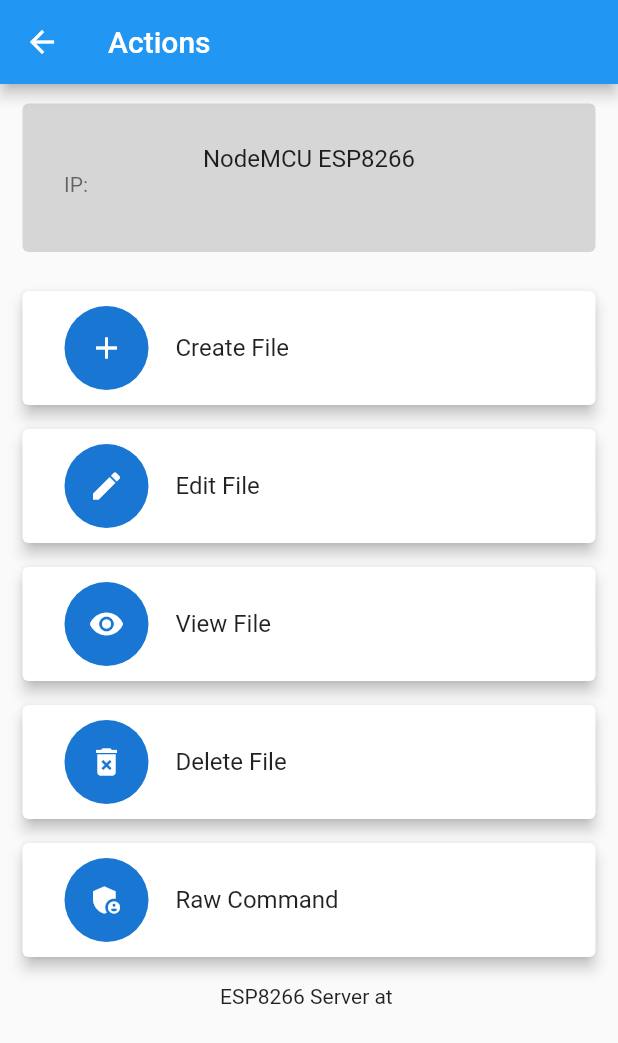
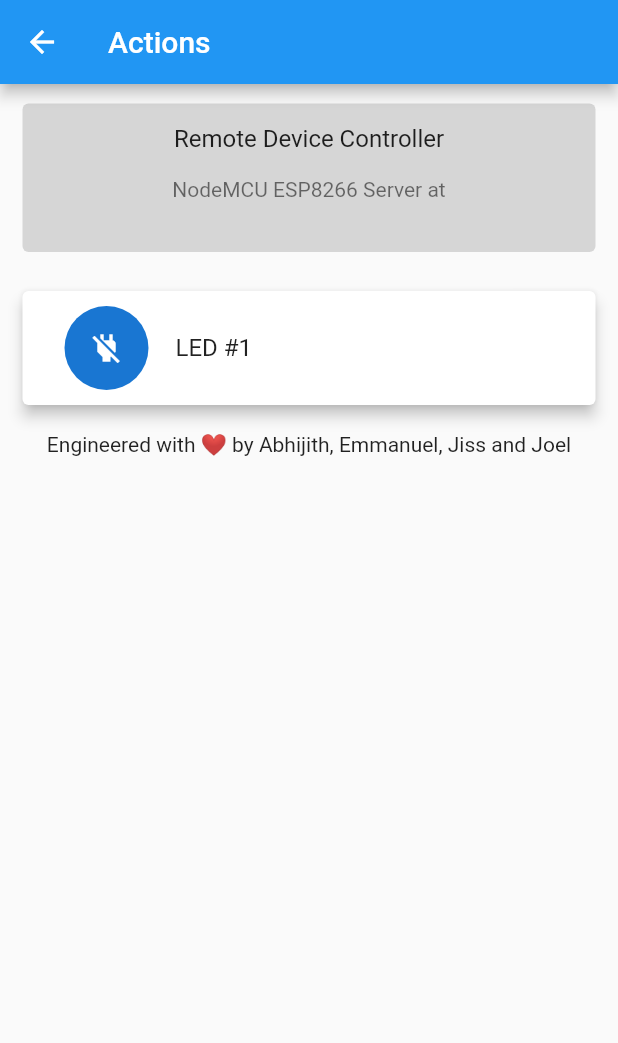
Before and after one commit to EmmanuelJojy/IoT-Remote-Device-Control, a Flutter app: the HomePage screen opened by its route, on a phone screen of 412 x 824 dp. Shown: the top 1043 px of the screen. Run offline on Flutter 3.47's test engine with Material 2 defaults, Android fonts, the phone set to English and light mode, and no system bars; Roboto replaces fonts that are missing (QuickSand).

```diff
--- a/lib/routes/home.dart
+++ b/lib/routes/home.dart
@@ -27,9 +27,8 @@ class _HomePageState extends State<HomePage> {
               padding: const EdgeInsets.all(5),
               height: availHeight * 0.2 <= 125 ? availHeight * 0.2 : 125,
               child: ActionCard(
-                'NodeMCU ESP8266',
-                '',
-                subTitle: 'IP: ${SharedData.ip}',
+                'Remote Device Controller',
+                subTitle: 'NodeMCU ESP8266 Server at ${SharedData.ip}',
               ),
             ),
             Container(
@@ -39,19 +38,17 @@ class _HomePageState extends State<HomePage> {
                 child: Column(
                   mainAxisAlignment: MainAxisAlignment.center,
                   children: [
-                    const ActionCard('Create File', 'Create', icon: Icons.add),
-                    const ActionCard('Edit File', 'Edit', icon: Icons.edit),
-                    const ActionCard('View File', 'View',
-                        icon: Icons.remove_red_eye),
-                    const ActionCard('Delete File', 'Delete',
-                        icon: Icons.delete_forever),
-                    const ActionCard('Raw Command', 'Execute',
-                        icon: Icons.admin_panel_settings),
+                    ActionCard('LED #1',
+                        isClickable: true,
+                        id: 1,
+                        icon: SharedData.status.led1 == 1
+                            ? Icons.power
+                            : Icons.power_off),
                     Container(
                       margin: const EdgeInsets.symmetric(vertical: 10),
                       alignment: Alignment.center,
-                      child: Text(
-                        'ESP8266 Server at ${SharedData.ip}',
+                      child: const Text(
+                        'Engineered with ❤️ by Abhijith, Emmanuel, Jiss and Joel',
                       ),
                     ),
                   ],
--- a/lib/widgets/action_card.dart
+++ b/lib/widgets/action_card.dart
@@ -1,12 +1,15 @@
 import 'package:flutter/material.dart';
 import 'package:my_app/data/shared.dart';
+import 'package:my_app/logic/request.dart';
 
 class ActionCard extends StatefulWidget {
   final String text;
+  final int? id;
+  final bool? isClickable;
   final IconData? icon;
   final String? subTitle;
-  final String buttonText;
-  const ActionCard(this.text, this.buttonText, {this.icon, this.subTitle, Key? key})
+  const ActionCard(this.text,
+      {this.isClickable, this.id, this.icon, this.subTitle, Key? key})
       : super(key: key);
 
   @override
@@ -21,45 +24,9 @@ class _ActionCardState extends State<ActionCard> {
   Widget build(BuildContext context) {
     return GestureDetector(
       onTap: () {
-        //TODO
-        showDialog(
-          context: context,
-          builder: (context) {
-            operationStatus = true;
-            return StatefulBuilder(
-              builder: (context, setState) {
-                return AlertDialog(
-                  shape: const RoundedRectangleBorder(
-                      borderRadius: BorderRadius.all(Radius.circular(16.0))),
-                  title: Text(widget.text),
-                  content: SingleChildScrollView(
-                    child: Column(children: [
-                      TextField(
-                        decoration: InputDecoration(
-                          labelText: widget.buttonText == 'Execute'
-                              ? 'Command To Execute'
-                              : 'File Name',
-                          errorText:
-                              operationStatus ? null : 'Operation Unsuccessful',
-                        ),
-                        controller: controller,
-                        keyboardType: TextInputType.text,
-                      ),
-                    ]),
-                  ),
-                  actions: <Widget>[
-                    TextButton(
-                      child: Text(widget.buttonText),
-                      onPressed: () {
-                        //actionHandler(setState);
-                      },
-                    ),
-                  ],
-                );
-              },
-            );
-          },
-        );
+        if (widget.isClickable == true && widget.id == 1) {
+          refresh(widget.id!, (SharedData.status.led1 + 1) % 2);
+        }
       },
       child: Card(
         color: widget.icon == null ? Colors.grey[350] : null,
@@ -79,8 +46,9 @@ class _ActionCardState extends State<ActionCard> {
               textAlign: widget.icon == null ? TextAlign.center : null,
             ),
             subtitle: widget.subTitle != null
-                ? SingleChildScrollView(
-                    scrollDirection: Axis.horizontal,
+                ? Container(
+                    margin: const EdgeInsets.all(8.0),
+                    padding: const EdgeInsets.all(8.0),
                     child: Text(
                       widget.subTitle!,
                       textAlign: TextAlign.center,
```
